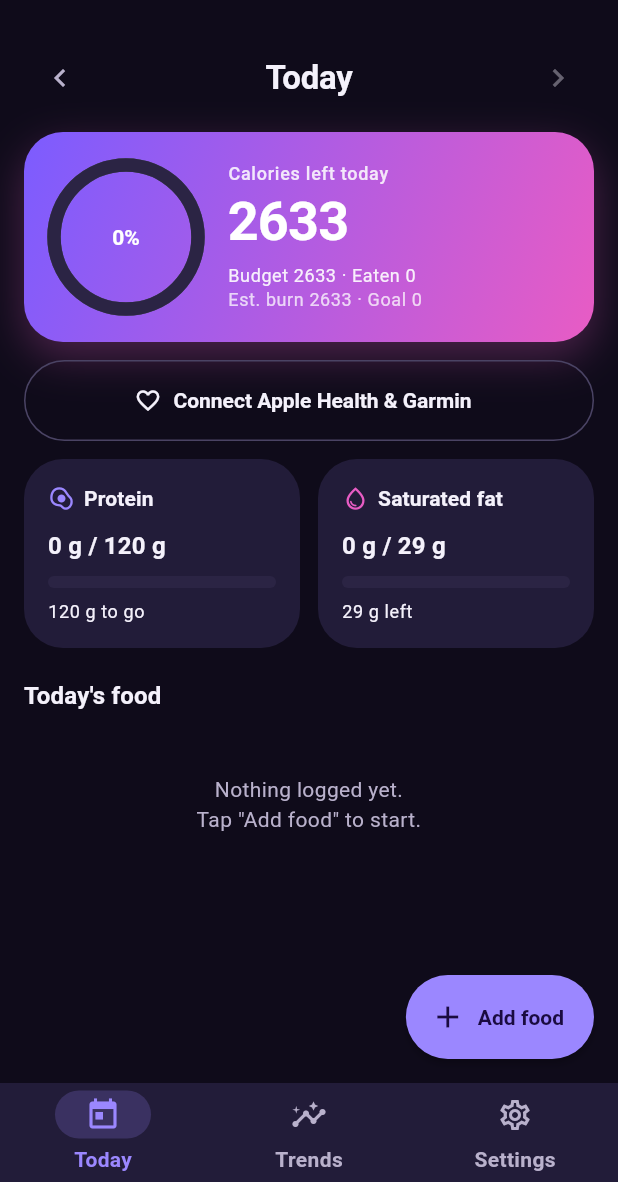
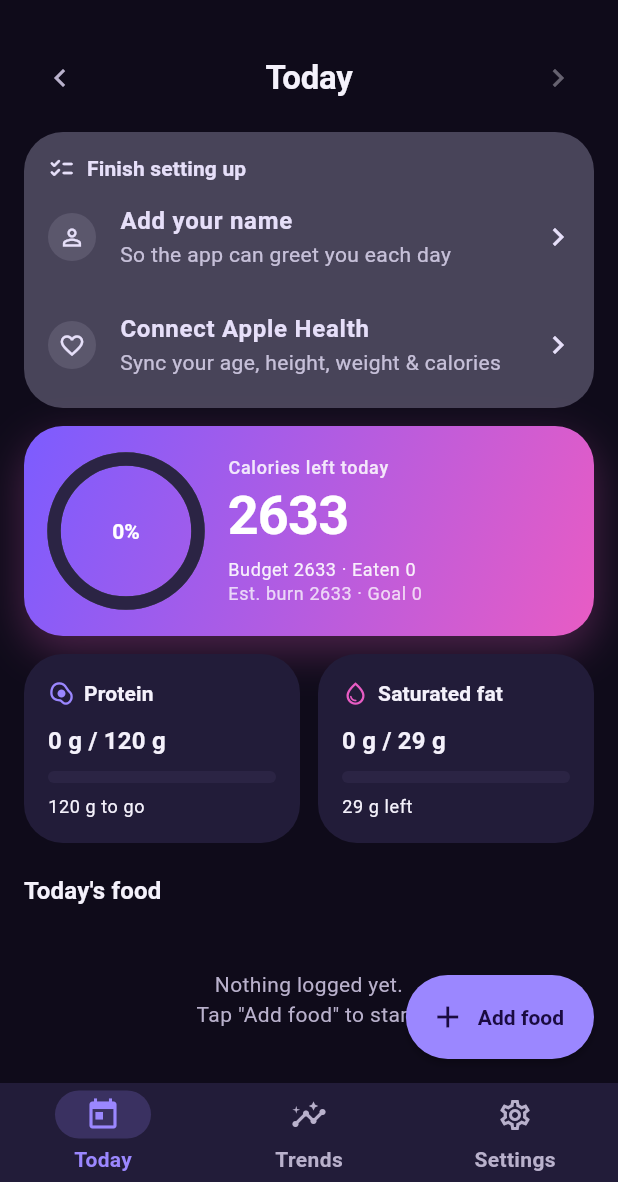
Before and after one commit to PETERDMYAN/food-at-peace, a Flutter app: the screen it shows after launch, after a tap on "Skip", on a phone screen of 412 x 824 dp, the part 54-1236 px from its top. Run offline on Flutter 3.47's test engine with Material 3 defaults, Android fonts, the phone set to English and light mode, and no system bars; our stand-ins replace flutter_riverpod, flutter_secure_storage, image_picker, shared_preferences, sign_in_with_apple; missing offline and left inert: health; statements that could not run were skipped.

Commit message:
Today setup TODOs, entry margin, Trends contrast, slimmer Settings
Address on-device feedback:
1. Today shows a "Finish setting up" checklist for whatever onboarding left
   undone (add name, connect Apple Health), each tappable; replaces the old
   profile prompt + standalone health button.
2. Fix food entry tile margin — was inheriting the 4px list-tile padding, so
   text hugged the card edge; now 16px, aligned with the macro cards.
3. Trends: bars use a vibrant violet gradient and the target line/legend switch
   to high-contrast magenta (was a near-invisible dim outline).
4. Settings: remove the Sex and Goal selectors; age/height/weight are now
   read-only stats sourced from Apple Health (refreshed daily), not inputs.
5. Settings: replace the numeric target subtitle with a framed explainer —
   "Your daily calorie budget = BMR + active burn + calorie gap target."

l10n (en + zh) for the new strings. analyze + tests green.

Co-Authored-By: Claude Opus 4.8 <noreply@anthropic.com>

```diff
--- a/lib/l10n/app_en.arb
+++ b/lib/l10n/app_en.arb
@@ -33,6 +33,13 @@
   "getStarted": "Get started",
   "skip": "Skip",
   "back": "Back",
+  "finishSetup": "Finish setting up",
+  "todoAddName": "Add your name",
+  "todoAddNameBody": "So the app can greet you each day",
+  "todoConnectHealthBody": "Sync your age, height, weight & calories",
+  "syncedFromHealth": "Synced from Apple Health",
+  "heightTitle": "Height",
+  "calorieBudgetExplainer": "Your daily calorie budget = BMR + active burn + calorie gap target.",
 
   "navToday": "Today",
   "navTrends": "Trends",
--- a/lib/l10n/app_localizations.dart
+++ b/lib/l10n/app_localizations.dart
@@ -217,6 +217,48 @@ abstract class AppLocalizations {
   /// In en, this message translates to:
   /// **'Back'**
   String get back;
+
+  /// No description provided for @finishSetup.
+  ///
+  /// In en, this message translates to:
+  /// **'Finish setting up'**
+  String get finishSetup;
+
+  /// No description provided for @todoAddName.
+  ///
+  /// In en, this message translates to:
+  /// **'Add your name'**
+  String get todoAddName;
+
+  /// No description provided for @todoAddNameBody.
+  ///
+  /// In en, this message translates to:
+  /// **'So the app can greet you each day'**
+  String get todoAddNameBody;
+
+  /// No description provided for @todoConnectHealthBody.
+  ///
+  /// In en, this message translates to:
+  /// **'Sync your age, height, weight & calories'**
+  String get todoConnectHealthBody;
+
+  /// No description provided for @syncedFromHealth.
+  ///
+  /// In en, this message translates to:
+  /// **'Synced from Apple Health'**
+  String get syncedFromHealth;
+
+  /// No description provided for @heightTitle.
+  ///
+  /// In en, this message translates to:
+  /// **'Height'**
+  String get heightTitle;
+
+  /// No description provided for @calorieBudgetExplainer.
+  ///
+  /// In en, this message translates to:
+  /// **'Your daily calorie budget = BMR + active burn + calorie gap target.'**
+  String get calorieBudgetExplainer;
 
   /// No description provided for @navToday.
   ///
--- a/lib/l10n/app_localizations_en.dart
+++ b/lib/l10n/app_localizations_en.dart
@@ -80,6 +80,29 @@ class AppLocalizationsEn extends AppLocalizations {
 
   @override
   String get back => 'Back';
+
+  @override
+  String get finishSetup => 'Finish setting up';
+
+  @override
+  String get todoAddName => 'Add your name';
+
+  @override
+  String get todoAddNameBody => 'So the app can greet you each day';
+
+  @override
+  String get todoConnectHealthBody =>
+      'Sync your age, height, weight & calories';
+
+  @override
+  String get syncedFromHealth => 'Synced from Apple Health';
+
+  @override
+  String get heightTitle => 'Height';
+
+  @override
+  String get calorieBudgetExplainer =>
+      'Your daily calorie budget = BMR + active burn + calorie gap target.';
 
   @override
   String get navToday => 'Today';
--- a/lib/src/features/settings/settings_screen.dart
+++ b/lib/src/features/settings/settings_screen.dart
@@ -10,7 +10,6 @@ import '../../models/daily_summary.dart';
 import '../../models/user_profile.dart';
 import '../../providers/providers.dart';
 import '../../util/format.dart';
-import '../../util/l10n_labels.dart';
 import '../feedback/feedback_screen.dart';
 
 /// Profile setup (drives all targets), weight log, Claude key, Apple
@@ -23,36 +22,6 @@ class SettingsScreen extends ConsumerStatefulWidget {
 }
 
 class _SettingsScreenState extends ConsumerState<SettingsScreen> {
-  late UserProfile _draft;
-  late final TextEditingController _age;
-  late final TextEditingController _height;
-  late final TextEditingController _weight;
-
-  @override
-  void initState() {
-    super.initState();
-    _draft = ref.read(profileProvider);
-    _age = TextEditingController(text: _draft.age.toString());
-    _height = TextEditingController(text: _draft.heightCm.round().toString());
-    _weight = TextEditingController(text: _draft.weightKg.toString());
-  }
-
-  @override
-  void dispose() {
-    _age.dispose();
-    _height.dispose();
-    _weight.dispose();
-    super.dispose();
-  }
-
-  /// Auto-save: persist (and sync) the profile on every edit — there's no Save
-  /// button. `ProfileNotifier.save` bumps `updatedAt`, which the sync engine
-  /// picks up (debounced) and pushes to the backend.
-  void _apply(UserProfile next) {
-    setState(() => _draft = next);
-    ref.read(profileProvider.notifier).save(next.copyWith(isConfigured: true));
-  }
-
   /// Parses a target field: empty/invalid → null (revert to the computed value).
   double? _parseTarget(String v) =>
       v.trim().isEmpty ? null : double.tryParse(v.trim());
@@ -60,9 +29,9 @@ class _SettingsScreenState extends ConsumerState<SettingsScreen> {
   /// Pen-icon editor: override the targets, or reset them to automatic.
   /// Calorie value is the goal *gap* (e.g. -500 / 0 / +400); protein and
   /// saturated fat are absolute targets. Blank → reset to automatic.
-  Future<void> _editTargets(DailySummary summary) async {
+  Future<void> _editTargets(UserProfile profile, DailySummary summary) async {
     final t = AppLocalizations.of(context);
-    final gap = _draft.calorieGoalOverride ?? _draft.goal.calorieAdjustment;
+    final gap = profile.calorieGoalOverride ?? profile.goal.calorieAdjustment;
     final cal = TextEditingController(text: gap.round().toString());
     final protein =
         TextEditingController(text: summary.proteinTarget.round().toString());
@@ -113,17 +82,20 @@ class _SettingsScreenState extends ConsumerState<SettingsScreen> {
       ),
     );
     if (mounted) {
+      final notifier = ref.read(profileProvider.notifier);
       if (action == 'save') {
-        _apply(
-          _draft.copyWith(
+        notifier.save(
+          profile.copyWith(
+            isConfigured: true,
             calorieGoalOverride: _parseTarget(cal.text),
             proteinTargetOverride: _parseTarget(protein.text),
             satFatTargetOverride: _parseTarget(satFat.text),
           ),
         );
       } else if (action == 'auto') {
-        _apply(
-          _draft.copyWith(
+        notifier.save(
+          profile.copyWith(
+            isConfigured: true,
             calorieGoalOverride: null,
             proteinTargetOverride: null,
             satFatTargetOverride: null,
@@ -150,83 +122,27 @@ class _SettingsScreenState extends ConsumerState<SettingsScreen> {
   @override
   Widget build(BuildContext context) {
     final t = AppLocalizations.of(context);
+    final scheme = Theme.of(context).colorScheme;
+    final profile = ref.watch(profileProvider);
     // Compute the target exactly like the Today budget so the preview matches it
     // (full-day BMR + measured active when Health is connected, else estimated).
     final summary = DailySummary.compute(
       date: dateOnly(DateTime.now()),
       entries: const [],
-      profile: _draft,
+      profile: profile,
       energyOut: ref.watch(energyOutProvider).asData?.value,
     );
     // The signed goal gap shown as "Calorie gap target" (override, else the
     // goal default: lose -500 / maintain 0 / gain +400).
-    final gap = _draft.calorieGoalOverride ?? _draft.goal.calorieAdjustment;
+    final gap = profile.calorieGoalOverride ?? profile.goal.calorieAdjustment;
     return Scaffold(
       appBar: AppBar(title: Text(t.navSettings)),
       body: ListView(
-        keyboardDismissBehavior: ScrollViewKeyboardDismissBehavior.onDrag,
         padding: const EdgeInsets.fromLTRB(16, 8, 16, 32),
         children: [
           Text(t.profile, style: Theme.of(context).textTheme.titleMedium),
           const SizedBox(height: 8),
-          _label(context, t.sex),
-          SegmentedButton<Sex>(
-            segments: Sex.values
-                .map((s) => ButtonSegment(value: s, label: Text(s.labelOf(t))))
-                .toList(),
-            selected: {_draft.sex},
-            showSelectedIcon: false,
-            onSelectionChanged: (s) => _apply(_draft.copyWith(sex: s.first)),
-          ),
-          const SizedBox(height: 10),
-          Row(
-            children: [
-              Expanded(
-                child: TextField(
-                  controller: _age,
-                  keyboardType: TextInputType.number,
-                  onTapOutside: (_) => FocusScope.of(context).unfocus(),
-                  decoration: InputDecoration(labelText: t.age),
-                  onChanged: (v) =>
-                      _apply(_draft.copyWith(age: int.tryParse(v))),
-                ),
-              ),
-              const SizedBox(width: 12),
-              Expanded(
-                child: TextField(
-                  controller: _height,
-                  keyboardType: TextInputType.number,
-                  onTapOutside: (_) => FocusScope.of(context).unfocus(),
-                  decoration: InputDecoration(labelText: t.heightCm),
-                  onChanged: (v) =>
-                      _apply(_draft.copyWith(heightCm: double.tryParse(v))),
-                ),
-              ),
-              const SizedBox(width: 12),
-              Expanded(
-                child: TextField(
-                  controller: _weight,
-                  keyboardType: const TextInputType.numberWithOptions(
-                    decimal: true,
-                  ),
-                  onTapOutside: (_) => FocusScope.of(context).unfocus(),
-                  decoration: InputDecoration(labelText: t.weightKg),
-                  onChanged: (v) =>
-                      _apply(_draft.copyWith(weightKg: double.tryParse(v))),
-                ),
-              ),
-            ],
-          ),
-          const SizedBox(height: 10),
-          _label(context, t.goal),
-          SegmentedButton<Goal>(
-            segments: Goal.values
-                .map((g) => ButtonSegment(value: g, label: Text(g.labelOf(t))))
-                .toList(),
-            selected: {_draft.goal},
-            showSelectedIcon: false,
-            onSelectionChanged: (s) => _apply(_draft.copyWith(goal: s.first)),
-          ),
+          _ProfileStatsCard(profile: profile),
           const SizedBox(height: 16),
           Card(
             child: Padding(
@@ -245,7 +161,7 @@ class _SettingsScreenState extends ConsumerState<SettingsScreen> {
                       IconButton(
                         icon: const Icon(Icons.edit_outlined, size: 20),
                         tooltip: t.editTargets,
-                        onPressed: () => _editTargets(summary),
+                        onPressed: () => _editTargets(profile, summary),
                       ),
                     ],
                   ),
@@ -253,16 +169,36 @@ class _SettingsScreenState extends ConsumerState<SettingsScreen> {
                     t.calorieGapTarget,
                     t.kcalValue(gap > 0 ? '+${kcal(gap)}' : kcal(gap)),
                   ),
-                  Padding(
-                    padding: const EdgeInsets.only(top: 2, bottom: 6),
-                    child: Text(
-                      t.estBurnDailyTarget(
-                        kcal(summary.expenditure),
-                        kcal(summary.computedCalorieTarget),
+                  Container(
+                    margin: const EdgeInsets.only(top: 8, bottom: 6),
+                    padding: const EdgeInsets.all(12),
+                    decoration: BoxDecoration(
+                      color: scheme.surfaceContainerHighest.withValues(
+                        alpha: 0.5,
                       ),
-                      style: Theme.of(context).textTheme.bodySmall?.copyWith(
-                        color: Theme.of(context).colorScheme.onSurfaceVariant,
-                      ),
+                      borderRadius: BorderRadius.circular(14),
+                      border: Border.all(color: scheme.outlineVariant),
+                    ),
+                    child: Row(
+                      crossAxisAlignment: CrossAxisAlignment.start,
+                      children: [
+                        Icon(
+                          Icons.info_outline,
+                          size: 16,
+                          color: scheme.onSurfaceVariant,
+                        ),
+                        const SizedBox(width: 8),
+                        Expanded(
+                          child: Text(
+                            t.calorieBudgetExplainer,
+                            style: Theme.of(context).textTheme.bodySmall
+                                ?.copyWith(
+                                  color: scheme.onSurfaceVariant,
+                                  height: 1.3,
+                                ),
+                          ),
+                        ),
+                      ],
                     ),
                   ),
                   _statRow(
@@ -290,10 +226,90 @@ class _SettingsScreenState extends ConsumerState<SettingsScreen> {
     );
   }
 
-  Widget _label(BuildContext context, String text) => Padding(
-    padding: const EdgeInsets.only(bottom: 8),
-    child: Text(text, style: Theme.of(context).textTheme.labelLarge),
-  );
+}
+
+/// Read-only age / height / weight — sourced from Apple Health, refreshed daily.
+class _ProfileStatsCard extends StatelessWidget {
+  const _ProfileStatsCard({required this.profile});
+
+  final UserProfile profile;
+
+  @override
+  Widget build(BuildContext context) {
+    final t = AppLocalizations.of(context);
+    final scheme = Theme.of(context).colorScheme;
+    return Card(
+      child: Padding(
+        padding: const EdgeInsets.fromLTRB(16, 14, 16, 14),
+        child: Column(
+          crossAxisAlignment: CrossAxisAlignment.start,
+          children: [
+            Row(
+              children: [
+                Expanded(
+                  child: _MiniStat(value: '${profile.age}', label: t.age),
+                ),
+                Expanded(
+                  child: _MiniStat(
+                    value: '${profile.heightCm.round()} cm',
+                    label: t.heightTitle,
+                  ),
+                ),
+                Expanded(
+                  child: _MiniStat(
+                    value: '${kcal(profile.weightKg)} kg',
+                    label: t.weightTitle,
+                  ),
+                ),
+              ],
+            ),
+            const SizedBox(height: 10),
+            Row(
+              children: [
+                Icon(Icons.sync, size: 13, color: scheme.onSurfaceVariant),
+                const SizedBox(width: 6),
+                Text(
+                  t.syncedFromHealth,
+                  style: Theme.of(context).textTheme.labelSmall?.copyWith(
+                    color: scheme.onSurfaceVariant,
+                  ),
+                ),
+              ],
+            ),
+          ],
+        ),
+      ),
+    );
+  }
+}
+
+class _MiniStat extends StatelessWidget {
+  const _MiniStat({required this.value, required this.label});
+
+  final String value;
+  final String label;
+
+  @override
+  Widget build(BuildContext context) {
+    final theme = Theme.of(context);
+    return Column(
+      crossAxisAlignment: CrossAxisAlignment.start,
+      children: [
+        Text(
+          value,
+          style: theme.textTheme.titleMedium?.copyWith(
+            fontWeight: FontWeight.w700,
+          ),
+        ),
+        Text(
+          label,
+          style: theme.textTheme.labelSmall?.copyWith(
+            color: theme.colorScheme.onSurfaceVariant,
+          ),
+        ),
+      ],
+    );
+  }
 }
 
 /// Language selector: follow the system, or force English / Chinese.
--- a/lib/src/features/today/today_screen.dart
+++ b/lib/src/features/today/today_screen.dart
@@ -36,8 +36,6 @@ class TodayScreen extends ConsumerWidget {
     final profile = ref.watch(profileProvider);
     final date = ref.watch(selectedDateProvider);
     final isToday = isSameDay(date, dateOnly(DateTime.now()));
-    final healthSupported = ref.watch(healthServiceProvider).isSupported;
-    final healthConnected = ref.watch(healthConnectedProvider);
 
     return Scaffold(
       appBar: AppBar(title: Text(greetingTitle(t, profile.name))),
@@ -54,31 +52,8 @@ class TodayScreen extends ConsumerWidget {
             onToday: () => ref.read(selectedDateProvider.notifier).goToToday(),
           ),
           const SizedBox(height: 12),
-          if (!profile.isConfigured) ...[
-            const _ProfilePrompt(),
-            const SizedBox(height: 12),
-          ],
+          const _SetupTodos(),
           _CalorieCard(summary: summary, goal: profile.goal),
-          if (healthSupported && !healthConnected) ...[
-            const SizedBox(height: 12),
-            OutlinedButton.icon(
-              onPressed: () async {
-                final ok = await ref
-                    .read(healthConnectedProvider.notifier)
-                    .connect();
-                if (!context.mounted) return;
-                ScaffoldMessenger.of(context).showSnackBar(
-                  SnackBar(
-                    content: Text(
-                      ok ? t.appleHealthConnected : t.healthNotGranted,
-                    ),
-                  ),
-                );
-              },
-              icon: const Icon(Icons.favorite_outline),
-              label: Text(t.connectHealthGarmin),
-            ),
-          ],
           const SizedBox(height: 12),
           Row(
             children: [
@@ -368,6 +343,10 @@ class _EntryTile extends StatelessWidget {
       ),
       child: Card(
         child: ListTile(
+          contentPadding: const EdgeInsets.symmetric(
+            horizontal: 16,
+            vertical: 6,
+          ),
           title: Text(entry.name),
           subtitle: Text(
             '${entry.mealType.labelOf(t)} · '
@@ -471,30 +450,173 @@ String _fmtDuration(Duration d) {
   return h > 0 ? '${h}h ${m}m' : '${m}m';
 }
 
-class _ProfilePrompt extends StatelessWidget {
-  const _ProfilePrompt();
+/// A "Finish setting up" checklist of whatever onboarding left undone (name,
+/// Apple Health). Renders nothing once everything's done.
+class _SetupTodos extends ConsumerStatefulWidget {
+  const _SetupTodos();
+
+  @override
+  ConsumerState<_SetupTodos> createState() => _SetupTodosState();
+}
+
+class _SetupTodosState extends ConsumerState<_SetupTodos> {
+  bool _healthBusy = false;
+
+  Future<void> _addName() async {
+    final t = AppLocalizations.of(context);
+    final controller = TextEditingController(
+      text: ref.read(profileProvider).name ?? '',
+    );
+    final result = await showDialog<String>(
+      context: context,
+      builder: (ctx) => AlertDialog(
+        title: Text(t.onboardingNameTitle),
+        content: TextField(
+          controller: controller,
+          autofocus: true,
+          textCapitalization: TextCapitalization.words,
+          textInputAction: TextInputAction.done,
+          decoration: InputDecoration(labelText: t.onboardingNameLabel),
+          onSubmitted: (v) => Navigator.pop(ctx, v),
+        ),
+        actions: [
+          TextButton(
+            onPressed: () => Navigator.pop(ctx),
+            child: Text(t.cancel),
+          ),
+          FilledButton(
+            onPressed: () => Navigator.pop(ctx, controller.text),
+            child: Text(t.save),
+          ),
+        ],
+      ),
+    );
+    controller.dispose();
+    final name = result?.trim();
+    if (name != null && name.isNotEmpty) {
+      final p = ref.read(profileProvider);
+      await ref.read(profileProvider.notifier).save(p.copyWith(name: name));
+    }
+  }
+
+  Future<void> _connectHealth() async {
+    setState(() => _healthBusy = true);
+    try {
+      final ok = await ref.read(healthConnectedProvider.notifier).connect();
+      if (!mounted) return;
+      final t = AppLocalizations.of(context);
+      ScaffoldMessenger.of(context).showSnackBar(
+        SnackBar(content: Text(ok ? t.appleHealthConnected : t.healthNotGranted)),
+      );
+    } finally {
+      if (mounted) setState(() => _healthBusy = false);
+    }
+  }
 
   @override
   Widget build(BuildContext context) {
     final t = AppLocalizations.of(context);
     final scheme = Theme.of(context).colorScheme;
-    return Card(
-      color: scheme.secondaryContainer,
-      child: Padding(
-        padding: const EdgeInsets.all(16),
-        child: Row(
-          children: [
-            Icon(Icons.info_outline, color: scheme.onSecondaryContainer),
-            const SizedBox(width: 12),
-            Expanded(
-              child: Text(
-                t.profilePrompt,
-                style: TextStyle(color: scheme.onSecondaryContainer),
+    final profile = ref.watch(profileProvider);
+    final healthSupported = ref.watch(healthServiceProvider).isSupported;
+    final healthConnected = ref.watch(healthConnectedProvider);
+
+    final items = <Widget>[];
+    if (profile.name == null || profile.name!.trim().isEmpty) {
+      items.add(_TodoRow(
+        icon: Icons.person_outline,
+        title: t.todoAddName,
+        subtitle: t.todoAddNameBody,
+        onTap: _addName,
+      ));
+    }
+    if (healthSupported && !healthConnected) {
+      items.add(_TodoRow(
+        icon: Icons.favorite_outline,
+        title: t.connectAppleHealth,
+        subtitle: t.todoConnectHealthBody,
+        busy: _healthBusy,
+        onTap: _healthBusy ? null : _connectHealth,
+      ));
+    }
+    if (items.isEmpty) return const SizedBox.shrink();
+
+    return Padding(
+      padding: const EdgeInsets.only(bottom: 12),
+      child: Card(
+        color: scheme.secondaryContainer,
+        child: Padding(
+          padding: const EdgeInsets.fromLTRB(16, 14, 12, 6),
+          child: Column(
+            crossAxisAlignment: CrossAxisAlignment.start,
+            children: [
+              Row(
+                children: [
+                  Icon(
+                    Icons.checklist_rounded,
+                    size: 18,
+                    color: scheme.onSecondaryContainer,
+                  ),
+                  const SizedBox(width: 8),
+                  Text(
+                    t.finishSetup,
+                    style: Theme.of(context).textTheme.titleSmall?.copyWith(
+                      color: scheme.onSecondaryContainer,
+                    ),
+                  ),
+                ],
               ),
-            ),
-          ],
+              ...items,
+            ],
+          ),
         ),
       ),
     );
   }
 }
+
+class _TodoRow extends StatelessWidget {
+  const _TodoRow({
+    required this.icon,
+    required this.title,
+    required this.subtitle,
+    required this.onTap,
+    this.busy = false,
+  });
+
+  final IconData icon;
+  final String title;
+  final String subtitle;
+  final VoidCallback? onTap;
+  final bool busy;
+
+  @override
+  Widget build(BuildContext context) {
+    final scheme = Theme.of(context).colorScheme;
+    final onColor = scheme.onSecondaryContainer;
+    return ListTile(
+      contentPadding: EdgeInsets.zero,
+      leading: CircleAvatar(
+        radius: 16,
+        backgroundColor: onColor.withValues(alpha: 0.12),
+        child: Icon(icon, size: 18, color: onColor),
+      ),
+      title: Text(
+        title,
+        style: TextStyle(color: onColor, fontWeight: FontWeight.w600),
+      ),
+      subtitle: Text(
+        subtitle,
+        style: TextStyle(color: onColor.withValues(alpha: 0.8)),
+      ),
+      trailing: busy
+          ? const SizedBox(
+              width: 20,
+              height: 20,
+              child: CircularProgressIndicator(strokeWidth: 2),
+            )
+          : Icon(Icons.chevron_right, color: onColor),
+      onTap: onTap,
+    );
+  }
+}
```
Also changed, not shown: lib/l10n/app_localizations_zh.dart (+21 -0 lines), lib/l10n/app_zh.arb (+7 -0 lines), lib/src/features/trends/trends_screen.dart (+25 -11 lines).
